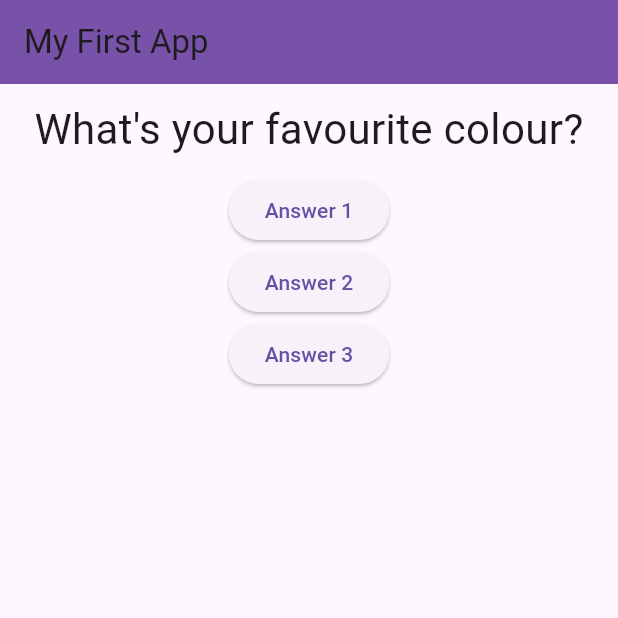
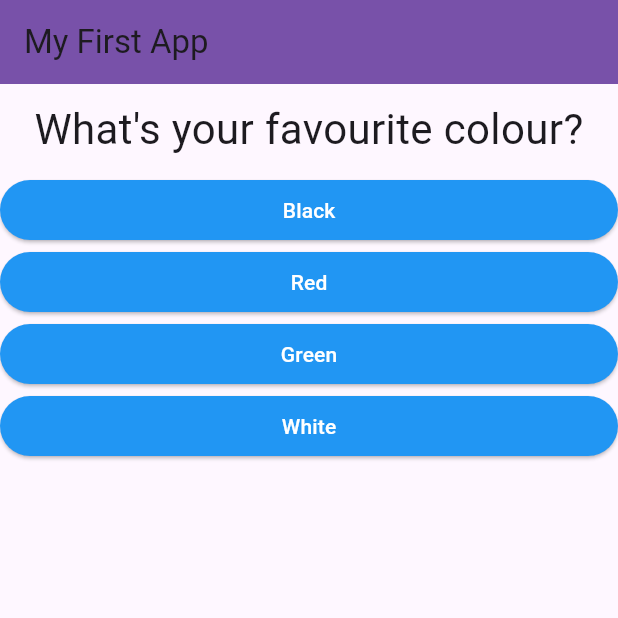
Before and after one commit to arohitu/quizapp, a Flutter app: the screen it shows after launch, on a phone screen of 412 x 824 dp, the top half of it. Run offline on Flutter 3.47's test engine with Material 3 defaults, Android fonts, the phone set to English and light mode, and no system bars.

Commit message:
End of chapter 34

```diff
--- /dev/null
+++ b/lib/answer.dart
@@ -0,0 +1,24 @@
+import 'package:flutter/material.dart';
+
+class Answer extends StatelessWidget {
+  final Function selectHandler;
+  final String answerText;
+  Answer(this.selectHandler, this.answerText);
+
+  @override
+  Widget build(BuildContext context) {
+    return Container(
+      width: double.infinity,
+      child: ElevatedButton(
+        style: ElevatedButton.styleFrom(
+          backgroundColor: Colors.blue, // Set the background color of the button here
+        ),
+        child: Text(
+          answerText,
+          style: TextStyle(color: Colors.white), // Set the text color of the button here
+        ),
+        onPressed: () => selectHandler(),
+      ),
+    );
+  }
+}
--- a/lib/main.dart
+++ b/lib/main.dart
@@ -1,5 +1,6 @@
 import 'package:flutter/material.dart';
 import './question.dart';
+import './answer.dart';
 
 //void main() {
 //runApp(MyApp());
@@ -27,10 +28,20 @@ class _MyAppState extends State<MyApp> {
   @override
   Widget build(BuildContext context) {
     //return MaterialApp(home: Text('Hello Worldi!'),);
+
     var questions = [
-      'What\'s your favourite colour?',
-      'What\'s your favourite animal?',
-      'What\'s your favourite food?',
+      {
+        'questionText':'What\'s your favourite colour?',
+        'answers' : ['Black','Red','Green','White'],
+      },
+      {
+        'questionText':'What\'s your favourite animal?',
+        'answers' : ['Rabbit','Snake','Elephant','Lion'],
+      },
+      {
+        'questionText':'Who\'s your favourite player?',
+        'answers' : ['Ronaldo','Messi','Mbappe','Neymar'],
+      },
     ];
     return MaterialApp(
       home: Scaffold(
@@ -40,20 +51,12 @@ class _MyAppState extends State<MyApp> {
         ),
         body: Column(
           children: [
-            Question(questions.elementAt(_questionIndex)),
-            ElevatedButton(
-              onPressed: _answerQuestion,
-              child: Text('Answer 1'),
+            Question(
+              questions[_questionIndex]['questionText'] as String,
             ),
-            ElevatedButton(
-              //onPressed: () => print ('Answer 2 Chosen'),
-              onPressed: _answerQuestion,
-              child: Text('Answer 2'),
-            ),
-            ElevatedButton(
-              onPressed: _answerQuestion,
-              child: Text('Answer 3'),
-            ),
+            ...(questions[_questionIndex]['answers'] as List<String>).map((answer) {
+              return Answer(_answerQuestion, answer);
+            }).toList()
           ],
         ),
       ),
```
